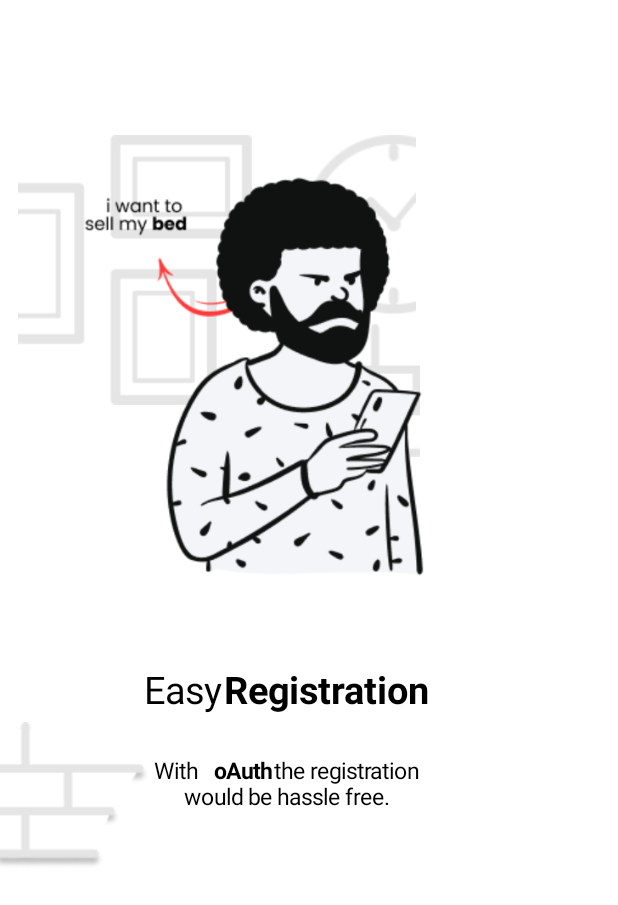
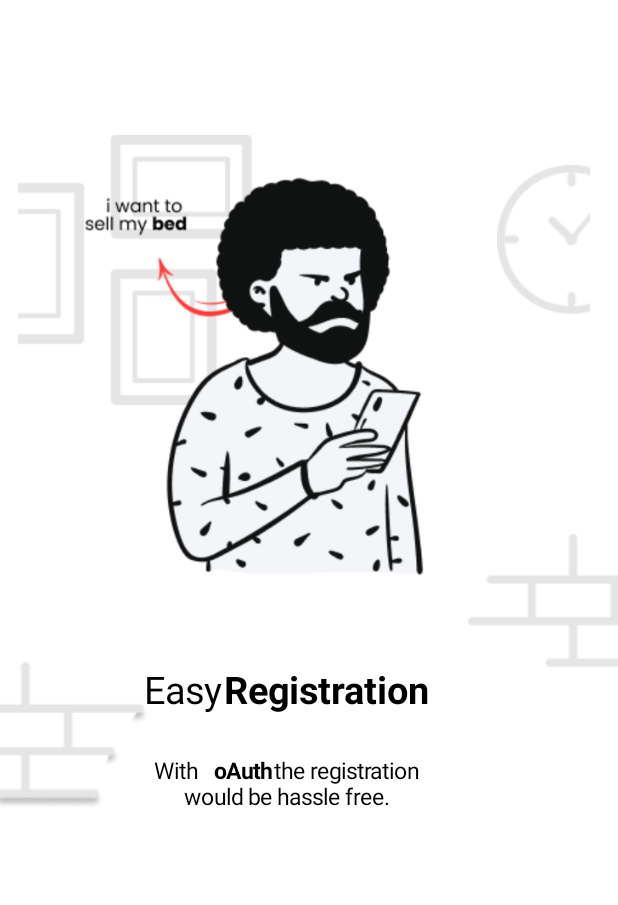
Before and after one commit to KU-Bazar/android, an Android app built with Jetpack Compose: the @Preview function firstScreen, on a phone screen of 412 x 824 dp. Shown: the top 905 px of the screen. Run offline under Robolectric (Android 15) with nearby library versions, the phone set to English and light mode, and no system bars.

Commit message:
feat: First On boarding UI complete

```diff
--- a/KU-BazarApp/app/src/main/java/com/ku/bazar/onBoarding_Screen.kt
+++ b/KU-BazarApp/app/src/main/java/com/ku/bazar/onBoarding_Screen.kt
@@ -16,8 +16,9 @@ import com.ku.bazar.util.OnBoarding
 @Preview(showSystemUi = true, showBackground = true)
 @Composable
 fun firstScreen(){
-    Column() {
-        Row() {
+    Box(modifier = Modifier.fillMaxSize()) {
+
+        Column(modifier = Modifier.fillMaxSize(), horizontalAlignment =  Alignment.Start) {
             Image(
                 modifier = Modifier
                     .padding(0.dp, 90.dp, 0.dp, 0.dp)
@@ -25,33 +26,34 @@ fun firstScreen(){
                 painter = painterResource(id = OnBoarding.First.backFourth),
                 contentDescription =" @string/wall_des"
             )
-            Column(modifier = Modifier ) {
-                Image(
-                    modifier = Modifier
-                        .padding(0.dp, 90.dp, 0.dp, 0.dp)
-                         .size(height = 120.dp, width = 120.dp),
-                    painter = painterResource(id = OnBoarding.First.backSecond),
-                    contentDescription =" @string/wall_des"
-                )
 
-                Image(
-                    modifier = Modifier
-                        .padding(0.dp, 0.dp, 0.dp, 0.dp)
-                        .size(height = 100.dp, width = 100.dp),
-                    painter = painterResource(id = OnBoarding.First.backThird),
-                    contentDescription = "@string/wall_des"
-                )
-            }
-
-        }
-
-        Row(horizontalArrangement = Arrangement.Start) {
             Image(
                 modifier = Modifier
                     .padding(0.dp, 170.dp, 0.dp, 0.dp)
                     .size(height = 100.dp, width = 100.dp),
                 painter = painterResource(id = OnBoarding.First.backFirst),
-                contentDescription = "@string/wall_des")
+                contentDescription = "@string/wall_des"
+            )
+
+        }
+
+        Column(modifier = Modifier.fillMaxSize() , horizontalAlignment = Alignment.End) {
+
+            Image(
+                modifier = Modifier
+                    .padding(0.dp, 110.dp, 0.dp, 0.dp)
+                    .size(height = 100.dp, width = 100.dp),
+                painter = painterResource(id = OnBoarding.First.backSecond),
+                contentDescription =" @string/wall_des"
+            )
+
+            Image(
+                modifier = Modifier
+                    .padding(0.dp, 140.dp, 0.dp, 0.dp)
+                    .size(height = 100.dp, width = 100.dp),
+                painter = painterResource(id = OnBoarding.First.backThird),
+                contentDescription =" @string/wall_des"
+            )
 
 
         }
```
